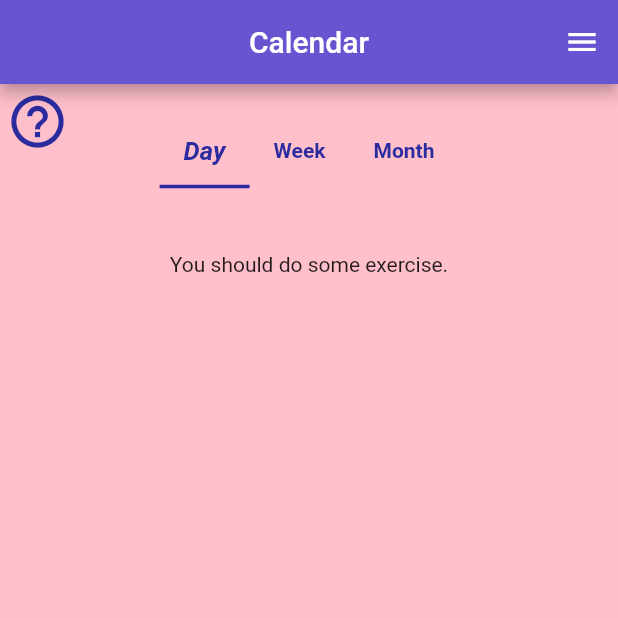
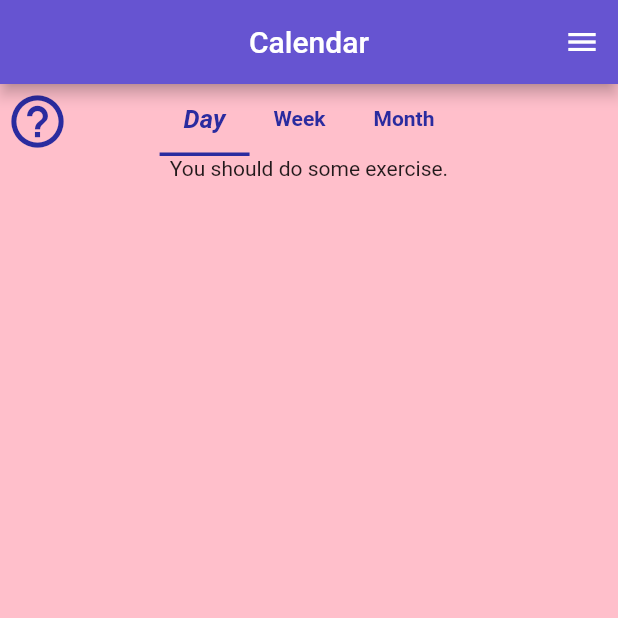
Before and after one commit to Ian-Phelon/stronks, a Flutter app: the CalendarPerformancesScreen screen opened directly, on a phone screen of 412 x 824 dp, the top half of it. Run offline on Flutter 3.47's test engine with Material 2 defaults, Android fonts, the light colour scheme and no system bars; our stand-ins replace google_mobile_ads, sqflite; accounts and stored records are empty; network calls fail; Roboto replaces fonts that are missing (Montserrat).

Commit message:
cleaned up stats

```diff
--- a/lib/view/stats/screens/calendar_screen.dart
+++ b/lib/view/stats/screens/calendar_screen.dart
@@ -55,9 +55,11 @@ class _CalendarPerformancesScreenState extends State<CalendarPerformancesScreen>
           Column(
             mainAxisAlignment: MainAxisAlignment.spaceAround,
             children: <Widget>[
+              ///put this back in when there's a search/filter
+              // SizedBox(
+              //   height: 46.0,
+              // ),
               TabBar(
-                overlayColor: MaterialStateColor.resolveWith(
-                    (states) => Theme.of(context).colorScheme.onBackground),
                 isScrollable: true,
                 tabs: <Widget>[
                   Tab(
@@ -72,8 +74,9 @@ class _CalendarPerformancesScreenState extends State<CalendarPerformancesScreen>
                 ],
                 controller: _nestedTabCtrl,
               ),
-              Container(
-                height: MediaQuery.of(context).size.height / 1.3,
+              Expanded(
+                child: Container(
+                  height: MediaQuery.of(context).size.height,
                   child: TabBarView(
                     controller: _nestedTabCtrl,
                     children: [
@@ -88,6 +91,7 @@ class _CalendarPerformancesScreenState extends State<CalendarPerformancesScreen>
                       ),
                     ],
                   ),
+                ),
               )
             ],
           ),
--- a/pubspec.yaml
+++ b/pubspec.yaml
@@ -3,7 +3,7 @@ description: Fitness tracker
 
 publish_to: 'none'
 
-version: 1.0.0+1
+version: 1.0.1
 
 environment:
   sdk: '>=2.12.0 <3.0.0'
```
Also changed, not shown: lib/view/stats/screens/month_tab.dart (+3 -10 lines), lib/view/stats/screens/stats_screen.dart (+0 -41 lines). Lines whose indentation alone changed are shown as unchanged.
